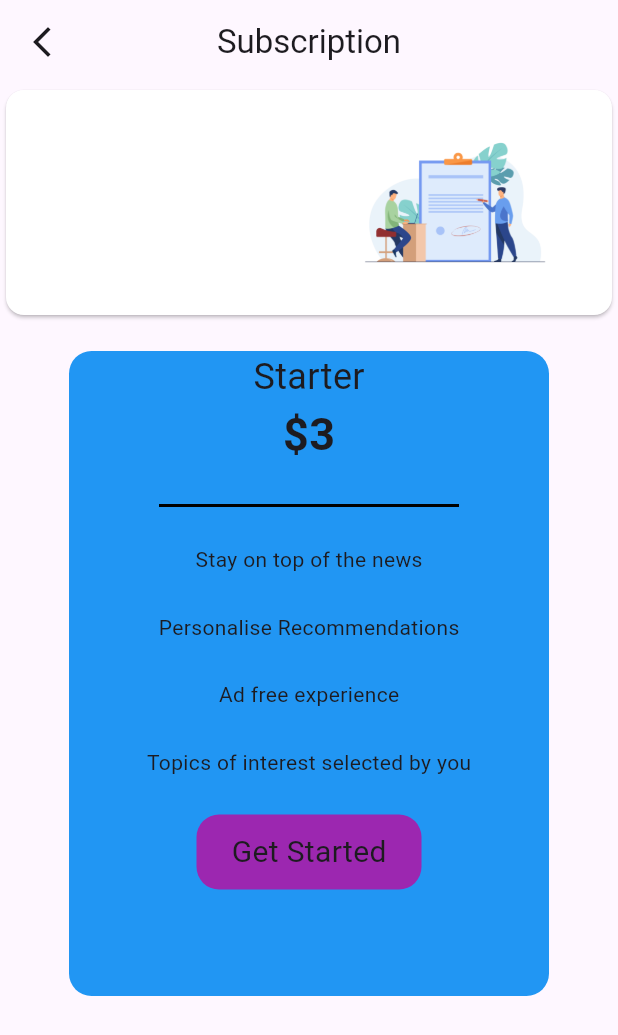
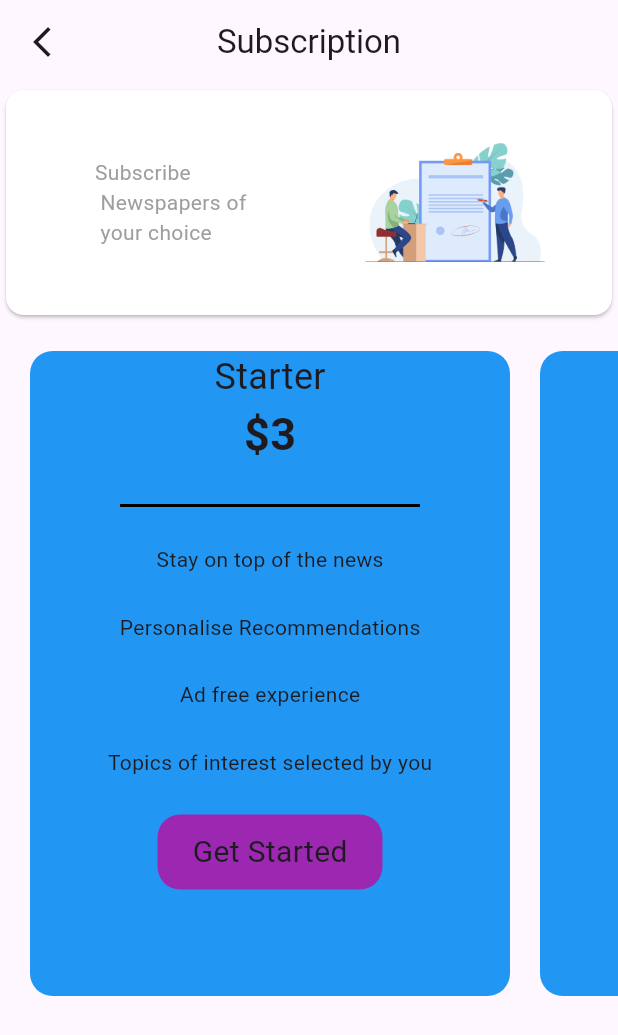
Before and after one commit to hngx-org/legal-document-generator, a Flutter app: the Subscription screen opened directly, on a phone screen of 412 x 824 dp. Shown: the top 1035 px of the screen. Run offline on Flutter 3.47's test engine with Material 2 defaults, Android fonts, the phone set to English and light mode, and no system bars.

Commit message:
added images for subscription and sign up page

```diff
--- a/lib/Subscribtion/subscription.dart
+++ b/lib/Subscribtion/subscription.dart
@@ -19,7 +19,6 @@ class _SubscriptionState extends State<Subscription> {
           icon: const Icon(Icons.arrow_back_ios_new),
         ),
       ),
-      // backgroundColor: Colors.purple,
       body: Column(
         children: [
           Card(
@@ -32,13 +31,13 @@ class _SubscriptionState extends State<Subscription> {
                 ),
                 const Text(
                   'Subscribe\n Newspapers of\n your choice',
-                  style: TextStyle(color: Colors.white),
+                  style: TextStyle(color: Colors.grey),
                 ),
                 const SizedBox(
                   width: 10,
                 ),
                 Image.asset(
-                  'assets/images/sub.jpg',
+                  'assets/images/subpp.png',
                   height: 150,
                   width: 160,
                 )
@@ -46,6 +45,15 @@ class _SubscriptionState extends State<Subscription> {
             ),
           ),
           const SizedBox(height: 20),
+          SizedBox(
+            height: 430,
+            child: ListView(
+                scrollDirection: Axis.horizontal,
+                shrinkWrap: true,
+                children: [
+                  SizedBox(
+                    width: 20,
+                  ),
                   Container(
                     //color: Colors.blue,
                     height: 430,
@@ -53,6 +61,7 @@ class _SubscriptionState extends State<Subscription> {
                     decoration: const BoxDecoration(
                         color: Colors.blue,
                         borderRadius: BorderRadius.all(Radius.circular(15))),
+                    child: Expanded(
                       child: Column(
                         children: [
                           const Text(
@@ -98,7 +107,8 @@ class _SubscriptionState extends State<Subscription> {
                             width: 150,
                             decoration: const BoxDecoration(
                                 color: Colors.purple,
-                      borderRadius: BorderRadius.all(Radius.circular(15))),
+                                borderRadius:
+                                    BorderRadius.all(Radius.circular(15))),
                             child: const Center(
                               child: Text(
                                 'Get Started',
@@ -110,6 +120,83 @@ class _SubscriptionState extends State<Subscription> {
                           )
                         ],
                       ),
+                    ),
+                  ),
+                  SizedBox(
+                    width: 20,
+                  ),
+                  Container(
+                    //color: Colors.blue,
+                    height: 430,
+                    width: 320,
+                    decoration: const BoxDecoration(
+                        color: Colors.blue,
+                        borderRadius: BorderRadius.all(Radius.circular(15))),
+                    child: Expanded(
+                      child: Column(
+                        children: [
+                          const Text(
+                            'Starter',
+                            style: TextStyle(fontSize: 24),
+                          ),
+                          const Text(
+                            "\$6",
+                            style: TextStyle(
+                              fontSize: 30,
+                              fontWeight: FontWeight.w700,
+                            ),
+                          ),
+                          const SizedBox(
+                            height: 25,
+                          ),
+                          Container(
+                            height: 2,
+                            width: 200,
+                            color: Colors.black,
+                          ),
+                          const SizedBox(
+                            height: 25,
+                          ),
+                          const Text('Stay on top of the news'),
+                          const SizedBox(
+                            height: 25,
+                          ),
+                          const Text('Personalise Recommendations'),
+                          const SizedBox(
+                            height: 25,
+                          ),
+                          const Text('Ad free experience'),
+                          const SizedBox(
+                            height: 25,
+                          ),
+                          const Text('Topics of interest selected by you'),
+                          const SizedBox(
+                            height: 25,
+                          ),
+                          Container(
+                            height: 50,
+                            width: 150,
+                            decoration: const BoxDecoration(
+                                color: Colors.purple,
+                                borderRadius:
+                                    BorderRadius.all(Radius.circular(15))),
+                            child: const Center(
+                              child: Text(
+                                'Get Started',
+                                style: TextStyle(
+                                  fontSize: 20,
+                                ),
+                              ),
+                            ),
+                          ),
+                        ],
+                      ),
+                    ),
+                  ),
+                  SizedBox(
+                    width: 20,
+                  )
+                ]),
           )
         ],
       ),
```
Also changed, not shown: lib/Auth/screens/sign_up.dart (+6 -38 lines), assets/images/login.png (added), assets/images/subpp.png (added). Lines whose indentation alone changed are shown as unchanged.
